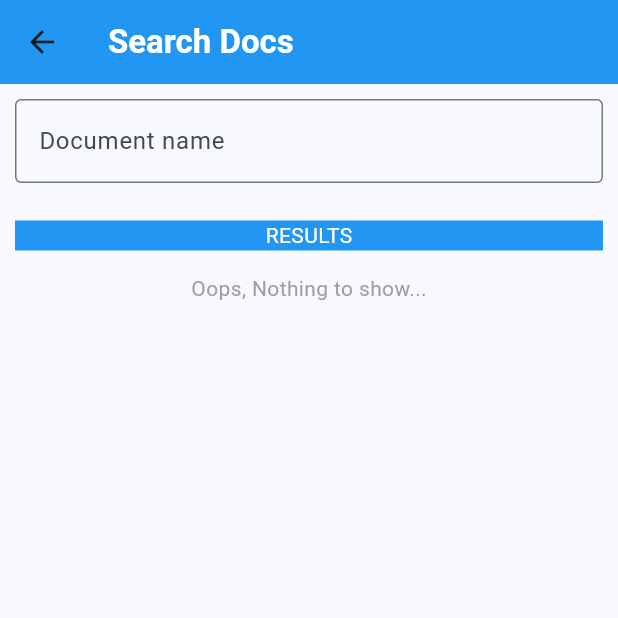
After one commit to krishnanpandya007/charusat_docs, a Flutter app: the screen it shows after launch, after a tap on the "search" icon, on a phone screen of 412 x 824 dp, the top half of it. The commit adds this screen. Run offline on Flutter 3.47's test engine with Material 3 defaults, Android fonts, the light colour scheme and no system bars; our stand-ins replace file_picker, get, get_storage, open_file, supabase_flutter; missing offline and left inert: document_file_save_plus; accounts and stored records are empty.

Commit message:
Search feature implemented

```diff
--- a/charusat_docs/lib/screens/cometee.dart
+++ b/charusat_docs/lib/screens/cometee.dart
@@ -1,6 +1,7 @@
 import 'dart:io';
 import 'dart:typed_data';
 
+import 'package:charusat_docs/screens/search.dart';
 import 'package:charusat_docs/screens/splash_screen.dart';
 import 'package:charusat_docs/screens/upload_document.dart';
 import 'package:document_file_save_plus/document_file_save_plus.dart';
@@ -148,6 +149,14 @@ class _CometeePageState extends State<CometeePage> {
             )
           : null,
       appBar: AppBar(
+        actions: [IconButton(onPressed: (){Navigator.push(
+                                    context,
+                                    MaterialPageRoute(
+                                        builder: (ctx) => SearchDoc(
+
+                                              globalMap: widget.globalMap,
+                                              contactMap: widget.contactMap,
+                                            )));}, icon: Icon(Icons.search, color: Colors.white,))],
         title: Text(
           'Charusat Docs',
           style: TextStyle(fontWeight: FontWeight.bold, color: Colors.white),
--- /dev/null
+++ b/charusat_docs/lib/screens/search.dart
@@ -0,0 +1,117 @@
+import 'package:charusat_docs/screens/cometee.dart';
+import 'package:flutter/material.dart';
+
+class SearchDoc extends StatefulWidget {
+
+  dynamic globalMap;
+  Map<String, dynamic>? contactMap;
+
+  SearchDoc({super.key, required this.globalMap, required this.contactMap});
+
+  @override
+  State<SearchDoc> createState() => _SearchDocState();
+}
+
+class _SearchDocState extends State<SearchDoc> {
+
+  TextEditingController _searchDocNameController = TextEditingController();
+
+  List<Map<String, dynamic>> _searchResults = [];
+
+  @override
+  Widget build(BuildContext context) {
+    return Scaffold(
+      appBar: AppBar(
+
+        title: Text(
+          'Search Docs',
+          style: TextStyle(fontWeight: FontWeight.bold, color: Colors.white),
+        ),
+        backgroundColor: Colors.blue[500],
+      ),
+
+      body: Padding(
+        padding: const EdgeInsets.all(10.0),
+        child: Column(
+          children: [
+            TextField(
+              onChanged: _onQueryChange,
+              onSubmitted: _onQueryChange,
+              controller: _searchDocNameController,
+              // readOnly: true,
+              decoration: InputDecoration(
+                labelText: 'Document name',
+                border: OutlineInputBorder(),
+              ),
+            ),
+            SizedBox(height: 25.0,),
+            Container(width:double.infinity, color: Colors.blue,child: Center(child: Text("RESULTS", style: TextStyle(color: Colors.white),)),),
+            SizedBox(height: 15.0,),
+            _searchResults.isEmpty ? Center(child: Text("Oops, Nothing to show...", style: TextStyle(color: Colors.grey),),) :  Expanded(
+              child: Column(
+                children: _searchResults.map((elem) => _resultEntry(elem["name"], elem["path"])).toList()
+
+              ),
+            )
+          ],
+        ),
+      ),
+    );
+  }
+
+  Widget _resultEntry(String documentName, List<String> navPath) {
+
+    return InkWell(
+      onTap: (){
+        Navigator.push(
+        context,
+        MaterialPageRoute(
+            builder: (ctx) => CometeePage(
+                  navigationStack: navPath,
+                  globalMap: widget.globalMap,
+                  contactMap: widget.contactMap,
+                )));
+      },
+      child: Container(
+        width: double.infinity,
+        decoration: BoxDecoration(border: Border(bottom: BorderSide(width: 2.0, color: Colors.grey))),
+        padding: EdgeInsets.symmetric(vertical: 12.0, horizontal: 8),
+        child: Column(
+          crossAxisAlignment: CrossAxisAlignment.start,
+          children: [
+            Text(documentName, style:TextStyle(fontWeight: FontWeight.bold) ,),
+            Text(navPath.join(' > '), style: TextStyle(fontSize: 11.0),)
+          ],
+        ),
+      ),
+    );
+
+  }
+
+  void _onQueryChange(String value) {
+    setState(() {
+      _searchResults = searchInDataStructure(widget.globalMap, value, []);
+    });
+  }
+
+  List<Map<String, dynamic>> searchInDataStructure(
+    Map<String, dynamic> data, String query, List<String> currentPath) {
+  List<Map<String, dynamic>> results = [];
+
+  data.forEach((key, value) {
+    if (value is List) {
+      for (var item in value) {
+        if (item['name'].toLowerCase().contains(query.toLowerCase())) {
+          results.add({'name': item['name'], 'path': [...currentPath, key]});
+        }
+      }
+    } else if (value is Map) {
+      results.addAll(searchInDataStructure(
+          value as Map<String,dynamic>, query, [...currentPath, key.toString()]));
+    }
+  });
+
+  return results;
+}
+
+}
--- /dev/null
+++ b/charusat_docs/trial.dart
@@ -0,0 +1,45 @@
+Map s = {
+  "teaching": {
+    "Maths": [
+      {
+        "name": "Receipt.pdf",
+        "url": "Teaching Learning/Maths/Receipt.pdf"
+      },
+      {
+        "name": "Formula.pdf",
+        "url": "Teaching Learning/Maths/Receipt.pdf"
+      },
+      {
+        "name": "Book.pdf",
+        "url": "Teaching Learning/Maths/Receipt.pdf"
+      }
+    ],
+    "Science": {
+      "General": [
+        {
+          "name": "Fotrue.pdf",
+          "url": "Teaching Learning/Maths/Receipt.pdf"
+        },
+        {
+          "name": "Fiction.pdf",
+          "url": "Teaching Learning/Maths/Receipt.pdf"
+        },
+      ]
+    }
+  },
+  "placement": {
+
+    "Interview": {
+      "Softskills": [
+        {
+          "name": "Communication.pdf",
+          "url": "Teaching Learning/Maths/Receipt.pdf"
+        },
+        {
+          "name": "abc.pdf",
+          "url": "Teaching Learning/Maths/Receipt.pdf"
+        },
+      ]
+    }
+  }
+}
```
